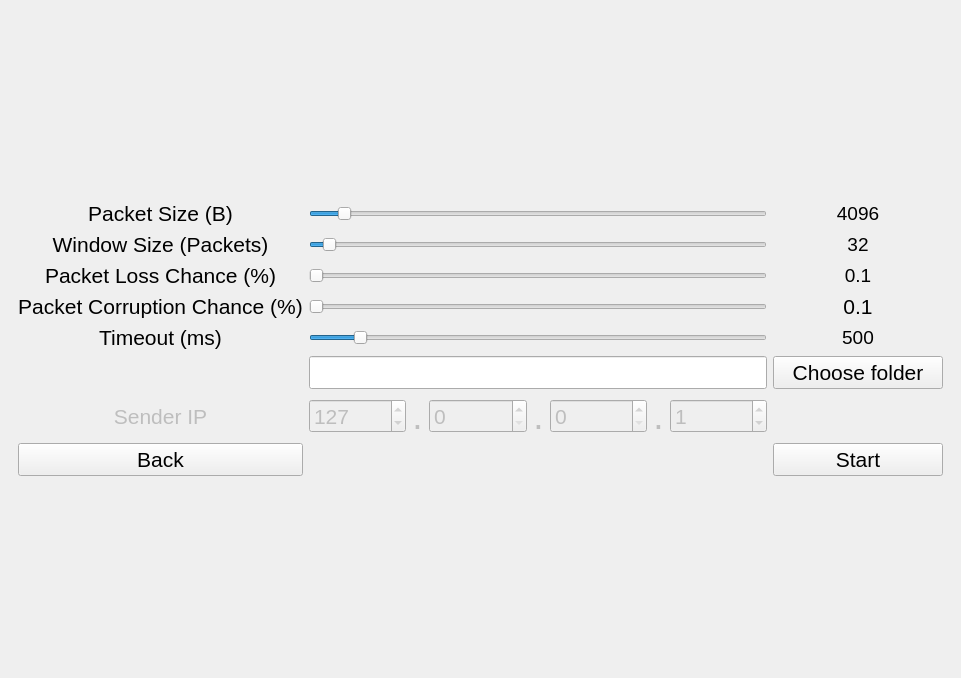
This is Front/form.ui in gabitim/RC_Proiect as Qt 5 draws it before an edit. The edited form follows.
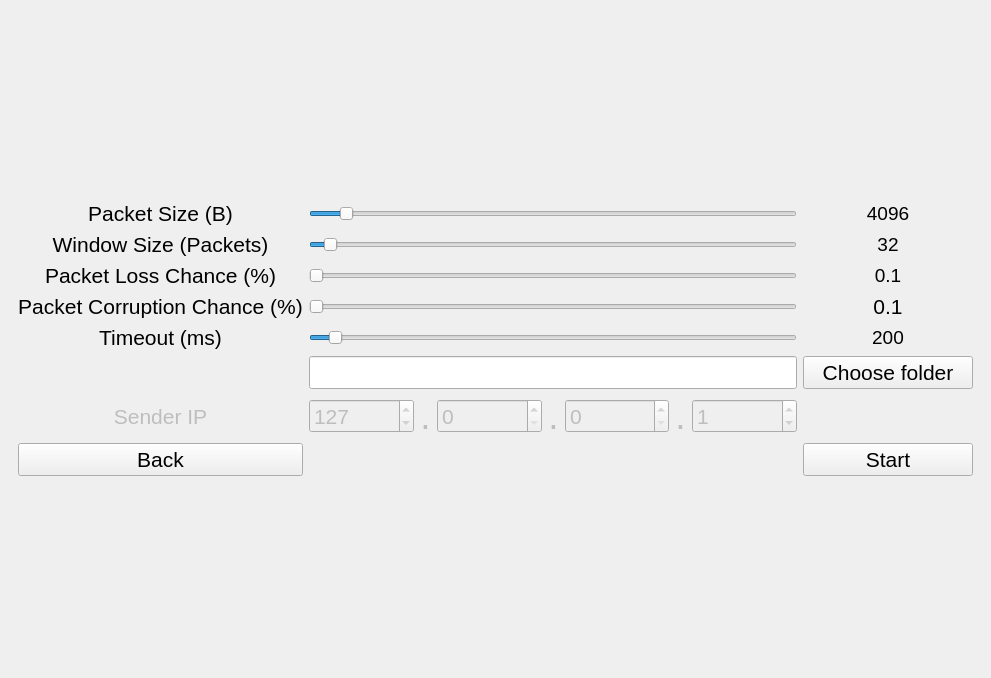
This is the edited form. The open tabs and pages were chosen to show the change. Icons and pictures are not drawn.

Commit message: Fix configurable send_timeout. Change default timeout

Patch:
```diff
--- a/Front/form.ui
+++ b/Front/form.ui
@@ -6,7 +6,7 @@
    <rect>
     <x>0</x>
     <y>0</y>
-    <width>961</width>
+    <width>991</width>
     <height>678</height>
    </rect>
   </property>
@@ -132,7 +132,7 @@
              <number>50</number>
             </property>
             <property name="value">
-             <number>500</number>
+             <number>200</number>
             </property>
             <property name="orientation">
              <enum>Qt::Horizontal</enum>
@@ -159,7 +159,7 @@
              </font>
             </property>
             <property name="text">
-             <string>500</string>
+             <string>200</string>
             </property>
             <property name="alignment">
              <set>Qt::AlignCenter</set>
```
The commit also changes 2 other files.
